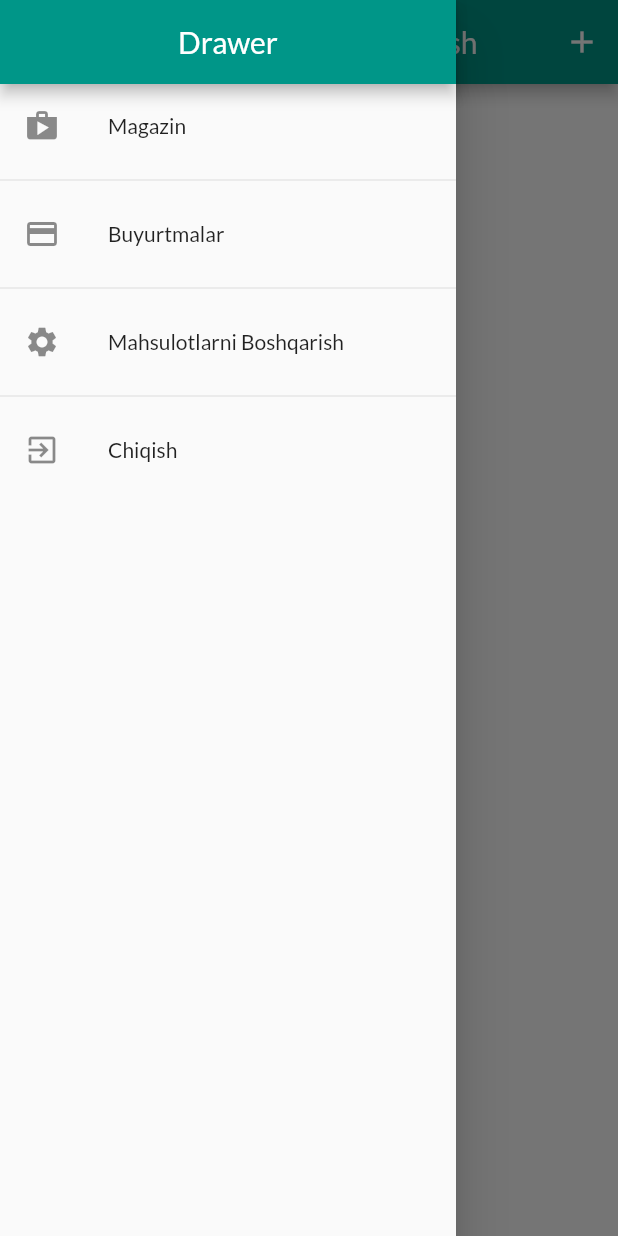
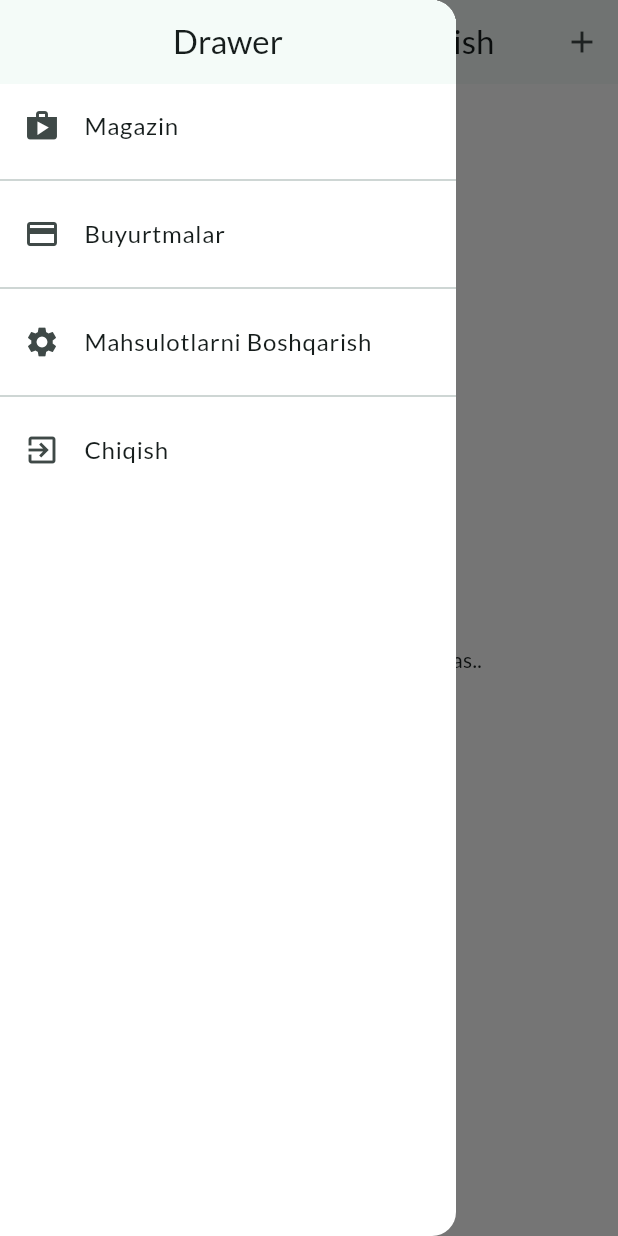
Before and after one commit to DavronBazarov/online_shopping_provider, a Flutter app: the ManageProductsScreen screen opened by its route, with the side drawer open, on a phone screen of 412 x 824 dp. Run offline on Flutter 3.47's test engine with Material 2 defaults, Android fonts, the phone set to English and light mode, and no system bars; our stand-ins replace cached_network_image, flutter_slidable, shared_preferences; missing offline and left inert: timer_snackbar; accounts and stored records are empty; network calls fail.

Commit message:
fixed problems

```diff
--- a/lib/screens/cart_screen.dart
+++ b/lib/screens/cart_screen.dart
@@ -1,9 +1,10 @@
 import 'package:flutter/material.dart';
 import 'package:online_shopping_provider/screens/orders_screen.dart';
+import 'package:provider/provider.dart';
+
 import '../provider/cart.dart';
 import '../provider/orders.dart';
 import '../widgets/cart_list_item.dart';
-import 'package:provider/provider.dart';
 
 class CartScreen extends StatelessWidget {
   const CartScreen({super.key});
@@ -39,7 +40,7 @@ class CartScreen extends StatelessWidget {
                     const Spacer(),
                     Chip(
                       label: Text(
-                        "\$$totalPrice".substring(0, 10),
+                        "\$$totalPrice",
                         style: const TextStyle(color: Colors.white),
                       ),
                       backgroundColor: Theme.of(context).primaryColor,
--- a/lib/screens/home_screen.dart
+++ b/lib/screens/home_screen.dart
@@ -26,6 +26,7 @@ class _HomeScreenState extends State<HomeScreen> {
   @override
   Widget build(BuildContext context) {
     return Scaffold(
+      backgroundColor: Colors.white,
       appBar: AppBar(
         centerTitle: true,
         title: const Text("Mening Do'konim"),
--- a/lib/screens/manage_products_screen.dart
+++ b/lib/screens/manage_products_screen.dart
@@ -11,7 +11,8 @@ class ManageProductsScreen extends StatelessWidget {
   static const routeName = '/manage-products';
 
   Future<void> _refreshProduct(BuildContext context) async {
-    await Provider.of<Products>(context, listen: false).getDateFromFirebase(true);
+    await Provider.of<Products>(context, listen: false)
+        .getDateFromFirebase(true);
   }
 
   @override
@@ -34,14 +35,17 @@ class ManageProductsScreen extends StatelessWidget {
       body: FutureBuilder(
         future: _refreshProduct(context),
         builder: (context, snapshotData) {
-          if(snapshotData.connectionState == ConnectionState.waiting){
+          if (snapshotData.connectionState == ConnectionState.waiting) {
             return const Center(child: CircularProgressIndicator());
-          }else if(snapshotData.connectionState == ConnectionState.done){
+          } else if (snapshotData.connectionState == ConnectionState.done) {
             return RefreshIndicator(
               onRefresh: () => _refreshProduct(context),
-              child: Consumer<Products>(
-                builder: (c, productProvider, _) {
-                  return ListView.builder(
+              child: Consumer<Products>(builder: (c, productProvider, _) {
+                return productProvider.list.isEmpty
+                    ? const Center(
+                        child: Text("Siz yaratgan mahsulot mavjud emas.."),
+                      )
+                    : ListView.builder(
                         padding: const EdgeInsets.all(16),
                         itemCount: productProvider.list.length,
                         itemBuilder: (context, index) {
@@ -52,10 +56,9 @@ class ManageProductsScreen extends StatelessWidget {
                           );
                         },
                       );
-                }
-              ),
+              }),
             );
-          } else{
+          } else {
             return const Center(child: Text("Xatolik sodir bo'ldi..."));
           }
         },
--- a/lib/screens/product_details_screen.dart
+++ b/lib/screens/product_details_screen.dart
@@ -41,7 +41,7 @@ class ProductDetailScreen extends StatelessWidget {
         ),
       ),
       bottomSheet: BottomAppBar(
-        height: 80,
+        height: 90,
         padding: const EdgeInsets.all(16),
         child: Row(
           mainAxisAlignment: MainAxisAlignment.spaceBetween,
@@ -103,7 +103,7 @@ class ProductDetailScreen extends StatelessWidget {
                     padding: const EdgeInsets.symmetric(
                         horizontal: 25, vertical: 12),
                   ),
-                  child: const Text("Savatchaga qo'shish"),
+                  child: const Text("Savatchaga qo'shish", style: TextStyle(color: Colors.white),),
                 );
               }
             }),
--- a/lib/styles/my_shop_style.dart
+++ b/lib/styles/my_shop_style.dart
@@ -1,11 +1,13 @@
 import 'package:flutter/material.dart';
 
-class MyShopStyle{
- static ThemeData theme = ThemeData(
-  scaffoldBackgroundColor: Colors.white,
-      primarySwatch: Colors.teal,
+class MyShopStyle {
+  static ThemeData theme = ThemeData(
+      scaffoldBackgroundColor: Colors.white,
+      colorScheme: ColorScheme.fromSeed(seedColor: Colors.teal),
+      primaryColor: Colors.teal,
+      useMaterial3: true,
       fontFamily: "Lato"
-    // colorScheme: ColorScheme.fromSeed(seedColor: Colors.deepPurple),
-    // useMaterial3: true,
-  );
+      // colorScheme: ColorScheme.fromSeed(seedColor: Colors.deepPurple),
+      // useMaterial3: true,
+      );
 }
--- a/lib/widgets/app_drawer.dart
+++ b/lib/widgets/app_drawer.dart
@@ -4,12 +4,14 @@ import 'package:online_shopping_provider/screens/home_screen.dart';
 import 'package:online_shopping_provider/screens/manage_products_screen.dart';
 import 'package:online_shopping_provider/screens/orders_screen.dart';
 import 'package:provider/provider.dart';
+
 class AppDrawer extends StatelessWidget {
   const AppDrawer({super.key});
 
   @override
   Widget build(BuildContext context) {
     return Drawer(
+      backgroundColor: Colors.white,
       child: Column(
         children: [
           AppBar(
@@ -17,28 +19,31 @@ class AppDrawer extends StatelessWidget {
             centerTitle: true,
             title: const Text("Drawer"),
           ),
-           ListTile(
+          ListTile(
             leading: const Icon(Icons.shop),
             title: const Text("Magazin"),
-            onTap: ()=> Navigator.pushReplacementNamed(context, HomeScreen.routeName),
+            onTap: () =>
+                Navigator.pushReplacementNamed(context, HomeScreen.routeName),
           ),
           const Divider(),
           ListTile(
             leading: const Icon(Icons.payment),
             title: const Text("Buyurtmalar"),
-            onTap: ()=> Navigator.pushReplacementNamed(context, OrdersScreen.routeName),
+            onTap: () =>
+                Navigator.pushReplacementNamed(context, OrdersScreen.routeName),
           ),
           const Divider(),
           ListTile(
             leading: const Icon(Icons.settings),
             title: const Text("Mahsulotlarni Boshqarish"),
-            onTap: ()=> Navigator.pushReplacementNamed(context, ManageProductsScreen.routeName),
+            onTap: () => Navigator.pushReplacementNamed(
+                context, ManageProductsScreen.routeName),
           ),
           const Divider(),
           ListTile(
             leading: const Icon(Icons.exit_to_app),
             title: const Text("Chiqish"),
-            onTap: (){
+            onTap: () {
               Navigator.of(context).pop();
               Navigator.of(context).pushReplacementNamed(HomeScreen.routeName);
               Provider.of<Auth>(context, listen: false).logOut();
--- a/pubspec.yaml
+++ b/pubspec.yaml
@@ -20,6 +20,7 @@ dependencies:
   timer_snackbar: ^0.0.3
   http: ^1.1.0
   shared_preferences: ^2.2.1
+  flutter_svg: ^2.0.8
 
 
 dev_dependencies:
```
Also changed, not shown: lib/screens/auth_screen.dart (+14 -5 lines), lib/widgets/cart_list_item.dart (+11 -3 lines), assets/images/logo.png, pubspec.lock. Lines whose indentation alone changed are shown as unchanged.
